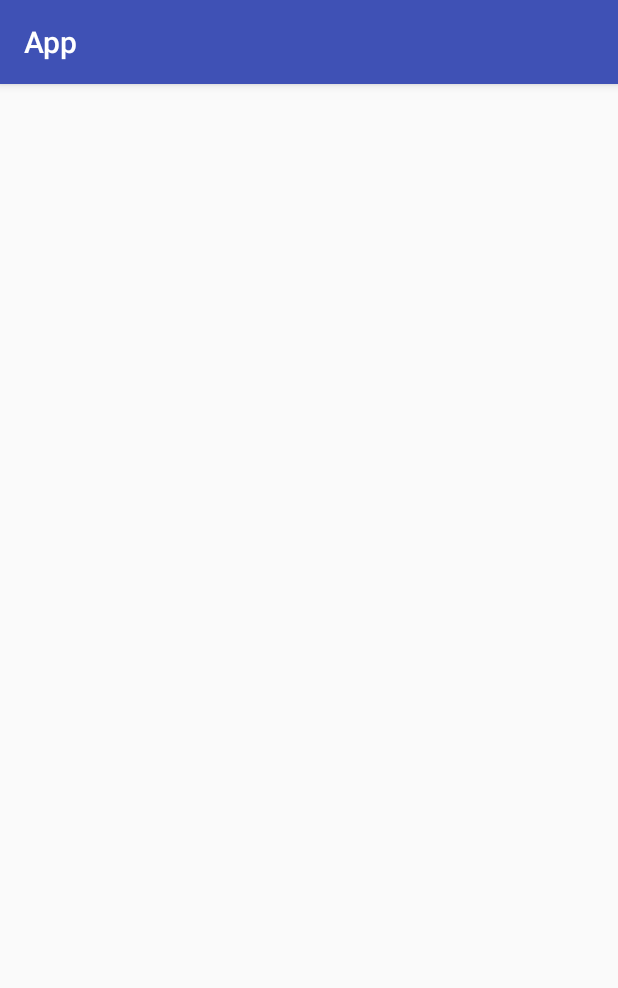
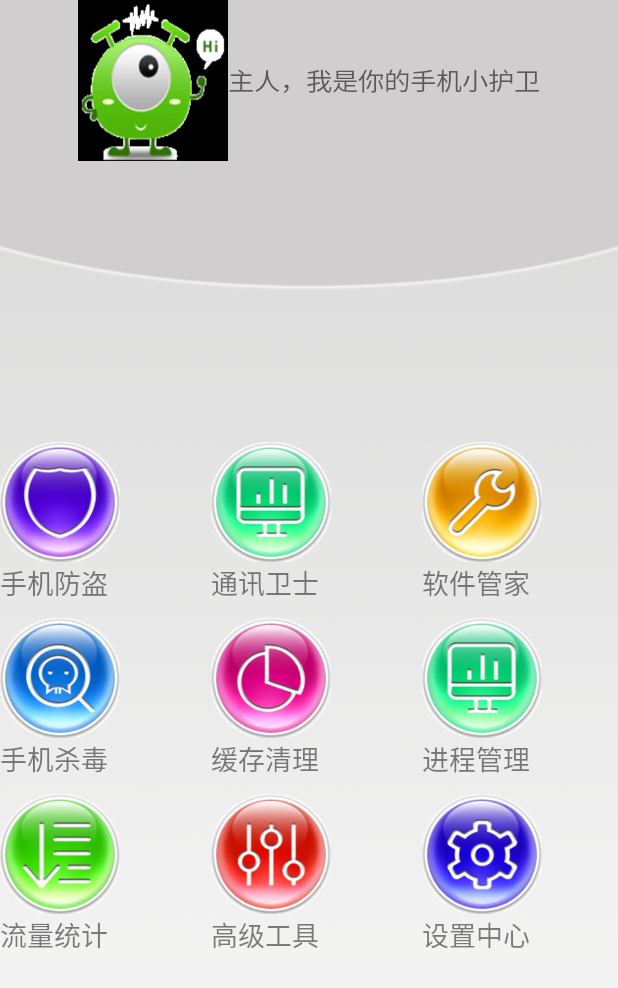
Before and after one commit to lbwnb/MobileGuard, an Android app: the HomeActivity screen opened directly, with no data from a screen before it, on a phone screen of 412 x 824 dp. Shown: the top 988 px of the screen. Run offline under Robolectric (Android 15) with nearby library versions, the light colour scheme and no system bars.

Commit message:
主界面实现

```diff
--- a/app/src/main/java/cn/edu/gdmec/android/mobileguard/m1home/HomeActivity.java
+++ b/app/src/main/java/cn/edu/gdmec/android/mobileguard/m1home/HomeActivity.java
@@ -1,15 +1,47 @@
 package cn.edu.gdmec.android.mobileguard.m1home;
 
+import android.provider.Settings;
 import android.support.v7.app.AppCompatActivity;
 import android.os.Bundle;
+import android.view.KeyEvent;
+import android.view.View;
+import android.widget.AdapterView;
+import android.widget.GridView;
+import android.widget.Toast;
 
 import cn.edu.gdmec.android.mobileguard.R;
+import cn.edu.gdmec.android.mobileguard.m1home.adapter.HomeAdapter;
 
 public class HomeActivity extends AppCompatActivity {
-
+private GridView gv_home;
+    private long mExitTime;
     @Override
     protected void onCreate(Bundle savedInstanceState) {
         super.onCreate(savedInstanceState);
         setContentView(R.layout.activity_home);
+        getSupportActionBar().hide();
+        gv_home = (GridView) findViewById(R.id.gv_home);
+        gv_home.setAdapter(new HomeAdapter(HomeActivity.this));
+        gv_home.setOnItemClickListener(new AdapterView.OnItemClickListener(){
+            @Override
+            public void onItemClick(AdapterView<?> adapterView, View view,int i,long l){
+                switch (i){
+                    //下次课再讲
+                }
+            }
+        });
+    }
+    @Override
+    public boolean onKeyDown(int keyCode, KeyEvent event){
+        if(keyCode==KeyEvent.KEYCODE_BACK){
+            if((System.currentTimeMillis()-mExitTime)<2000){
+                System.exit(0);
+            }else{
+                Toast.makeText(this,"再按一次退出程序",Toast.LENGTH_LONG).show();
+                mExitTime = System.currentTimeMillis();
+            }
+            return true;
+        }
+        return super.onKeyDown(keyCode,event);
     }
 }
--- /dev/null
+++ b/app/src/main/java/cn/edu/gdmec/android/mobileguard/m1home/adapter/HomeAdapter.java
@@ -0,0 +1,49 @@
+package cn.edu.gdmec.android.mobileguard.m1home.adapter;
+
+import android.content.Context;
+import android.view.View;
+import android.view.ViewGroup;
+import android.widget.BaseAdapter;
+import android.widget.ImageView;
+import android.widget.TextView;
+
+import cn.edu.gdmec.android.mobileguard.R;
+
+
+/**
+ * Created by Administrator on 2017/10/3/003.
+ */
+
+public class HomeAdapter extends BaseAdapter{
+    int[] imageId = {R.drawable.safe,R.drawable.taskmanager,R.drawable.app,R.drawable.trojan,
+    R.drawable.sysoptimize,R.drawable.taskmanager,R.drawable.netmanager,R.drawable.atools,
+    R.drawable.settings};
+String[] names = {"手机防盗","通讯卫士","软件管家","手机杀毒","缓存清理","进程管理","流量统计","高级工具","设置中心"};
+private Context context;
+
+public HomeAdapter(Context context){
+this.context = context;
+}
+@Override
+    public int getCount(){
+    return 9;
+}
+    @Override
+    public Object getItem(int i){
+        return null;
+    }
+    @Override
+    public long getItemId(int i){
+        return 0;
+    }
+@Override
+    public View getView(int i, View view, ViewGroup viewGroup){
+    View view1 =view.inflate(context,R.layout.item_home,null);
+    ImageView iv_icon = view1.findViewById(R.id.iv_home);
+    TextView tv_name = view1.findViewById(R.id.tv_name);
+    iv_icon.setImageResource(imageId[i]);
+    tv_name.setText(names[i]);
+    return view1;
+}
+
+}
--- a/app/src/main/res/layout/activity_home.xml
+++ b/app/src/main/res/layout/activity_home.xml
@@ -1,9 +1,43 @@
 <?xml version="1.0" encoding="utf-8"?>
-<android.support.constraint.ConstraintLayout xmlns:android="http://schemas.android.com/apk/res/android"
-    xmlns:app="http://schemas.android.com/apk/res-auto"
-    xmlns:tools="http://schemas.android.com/tools"
+<LinearLayout
+    xmlns:android="http://schemas.android.com/apk/res/android"
+    android:orientation="vertical"
     android:layout_width="match_parent"
     android:layout_height="match_parent"
-    tools:context="cn.edu.gdmec.android.mobileguard.m1home.HomeActivity">
-
-</android.support.constraint.ConstraintLayout>
+    android:layout_gravity="center"
+    android:background="@drawable/bg_home">
+    <LinearLayout
+        android:layout_width="match_parent"
+        android:layout_height="wrap_content"
+        android:orientation="horizontal"
+        android:gravity="center">
+        <ImageView
+            android:layout_width="100dp"
+            android:layout_height="107dp"
+            android:background="@drawable/supermen"
+            android:scaleType="fitXY"/>
+        <TextView
+            android:layout_width="wrap_content"
+            android:layout_height="wrap_content"
+            android:id="@+id/tv_home"
+            android:textSize="16sp"
+            android:text="主人，我是你的手机小护卫"
+            android:textColor="#90000000"
+            android:textScaleX="1.1"
+            android:typeface="normal" />
+    </LinearLayout>
+    <RelativeLayout
+        android:layout_width="match_parent"
+        android:layout_height="match_parent">
+        <GridView
+            android:layout_width="match_parent"
+            android:layout_height="wrap_content"
+            android:id="@+id/gv_home"
+            android:layout_centerInParent="true"
+            android:gravity="center"
+            android:horizontalSpacing="10dp"
+            android:verticalSpacing="10dp"
+            android:numColumns="3">
+        </GridView>
+    </RelativeLayout>
+</LinearLayout>
--- /dev/null
+++ b/app/src/main/res/layout/item_home.xml
@@ -0,0 +1,20 @@
+<?xml version="1.0" encoding="utf-8"?>
+<LinearLayout
+    xmlns:android="http://schemas.android.com/apk/res/android"
+    android:layout_width="wrap_content"
+    android:layout_height="wrap_content"
+    android:layout_gravity="center"
+    android:orientation="vertical">
+    <ImageView
+        android:layout_width="80dp"
+        android:layout_height="80dp"
+        android:id="@+id/iv_home"
+        android:background="@drawable/atools"/>
+<TextView
+    android:layout_width="wrap_content"
+    android:layout_height="wrap_content"
+    android:id="@+id/tv_name"
+    android:text="高级工具"
+    android:textColor="#80000000"
+    android:textSize="18sp"/>
+</LinearLayout>
```
Also changed, not shown: app/src/main/res/drawable/add.png (added), app/src/main/res/drawable/app.png (added), app/src/main/res/drawable/atools.png (added), app/src/main/res/drawable/bg_home.png (added), app/src/main/res/drawable/callmsgsafe.png (added), app/src/main/res/drawable/netmanager.png (added), app/src/main/res/drawable/safe.png (added), app/src/main/res/drawable/settings.png (added), app/src/main/res/drawable/supermen.png (added), app/src/main/res/drawable/sysoptimize.png (added), app/src/main/res/drawable/taskmanager.png (added), app/src/main/res/drawable/trojan.png (added).
